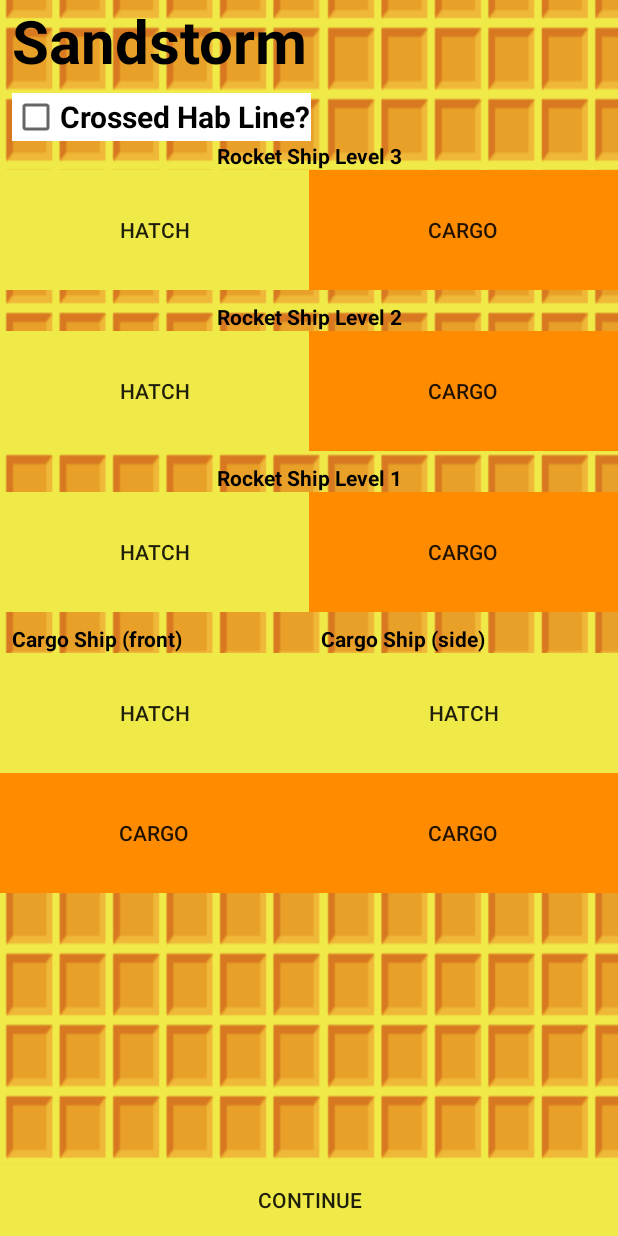
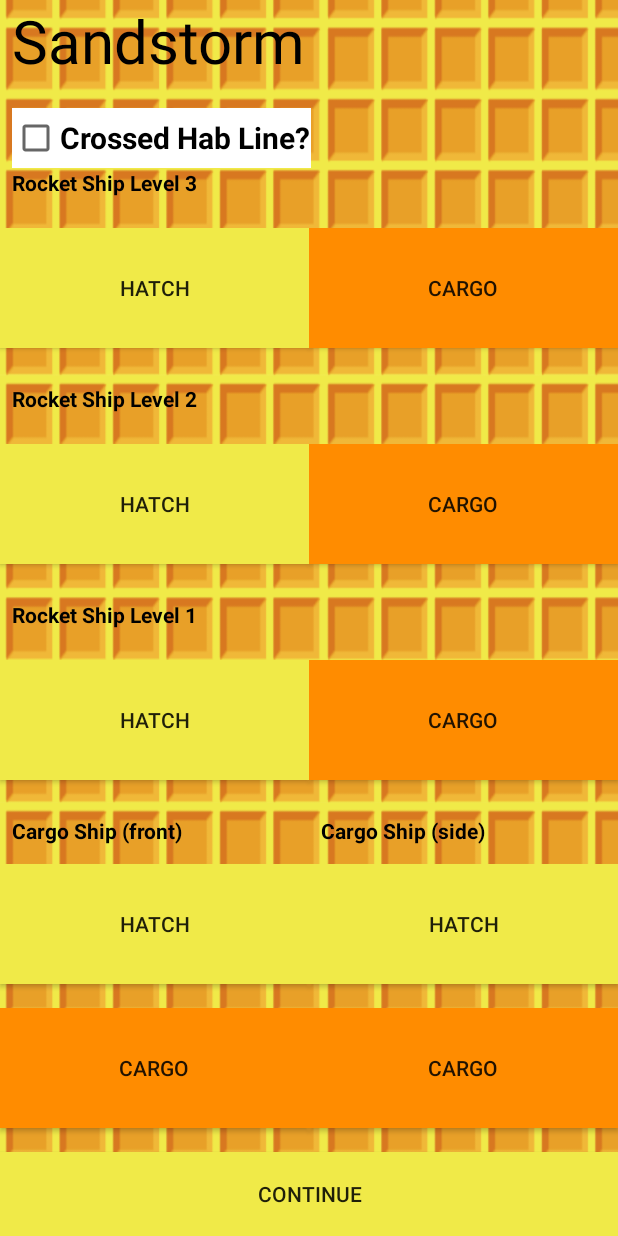
Before and after one commit to FRC-4476-WAFFLES/ScoutingApp, an Android app: the GameId1Autonomous screen opened directly, with no data from a screen before it, on a phone screen of 412 x 824 dp. Run offline under Robolectric (Android 15) with nearby library versions, the phone set to English and light mode, and no system bars.

Commit message:
Java code for sandstorm screen

```diff
--- a/app/src/main/java/com/wcr/wafflesscoutingapp/GameId1/GameId1Autonomous.java
+++ b/app/src/main/java/com/wcr/wafflesscoutingapp/GameId1/GameId1Autonomous.java
@@ -2,15 +2,257 @@ package com.wcr.wafflesscoutingapp.GameId1;
 
 import androidx.appcompat.app.AppCompatActivity;
 
+import android.content.Intent;
+import android.graphics.Typeface;
 import android.os.Bundle;
+import android.view.View;
+import android.widget.Button;
+import android.widget.CheckBox;
+import android.widget.EditText;
+import android.widget.TextView;
+import android.widget.Toast;
 
+import com.wcr.wafflesscoutingapp.GlobalData;
 import com.wcr.wafflesscoutingapp.R;
 
 public class GameId1Autonomous extends AppCompatActivity {
+    Typeface CooperBlack;
+    String HasCrossedHabLine = "";
+    String RocketShipLevel1Hatch = "";
+    String RocketShipLevel2Hatch = "";
+    String RocketShipLevel3Hatch = "";
+    String RocketShipLevel1Cargo = "";
+    String RocketShipLevel2Cargo = "";
+    String RocketShipLevel3Cargo = "";
+    String CargoShipFrontHatch = "";
+    String CargoShipFrontCargo = "";
+    String CargoShipSideHatch = "";
+    String CargoShipSideCargo = "";
 
     @Override
     protected void onCreate(Bundle savedInstanceState) {
         super.onCreate(savedInstanceState);
         setContentView(R.layout.activity_game_id1_autonomous);
+
+        //global data import
+        final GlobalData app_data = (GlobalData)getApplicationContext();
+
+        //title
+        TextView titleTextView = (TextView)findViewById(R.id.titleTextView);
+        titleTextView.setTypeface(CooperBlack);
+
+        // Hab line check box
+        HasCrossedHabLine = "False";
+        final CheckBox crossedHabLine = (CheckBox) findViewById(R.id.crossedHabLineCheckBox);
+        if(crossedHabLine.isChecked()) {
+            HasCrossedHabLine = "True";
+        }
+
+        //Rocket ship Hatches
+        {
+            final Button rocketHatch1 = (Button) findViewById(R.id.Rocket1HatchButton);
+            rocketHatch1.setOnClickListener(new View.OnClickListener() {
+                @Override
+                public void onClick(View view) {
+                    if (RocketShipLevel1Hatch == "") {
+                        RocketShipLevel1Hatch = "o";
+                        rocketHatch1.setBackgroundColor(getResources().getColor(R.color.green));
+                    } else if (RocketShipLevel1Hatch == "o") {
+                        RocketShipLevel1Hatch = "x";
+                        rocketHatch1.setBackgroundColor(getResources().getColor(R.color.red));
+                    } else {
+                        RocketShipLevel1Hatch = "";
+                        rocketHatch1.setBackgroundColor(getResources().getColor(R.color.wafflesYellow));
+                    }
+                }
+            });
+        }//Rocket ship Level 1
+
+        {
+            final Button rocketHatch2 = (Button) findViewById(R.id.Rocket2HatchButton);
+            rocketHatch2.setOnClickListener(new View.OnClickListener() {
+                @Override
+                public void onClick(View view) {
+                    if (RocketShipLevel2Hatch == "") {
+                        RocketShipLevel2Hatch = "o";
+                        rocketHatch2.setBackgroundColor(getResources().getColor(R.color.green));
+                    } else if (RocketShipLevel2Hatch == "o") {
+                        RocketShipLevel2Hatch = "x";
+                        rocketHatch2.setBackgroundColor(getResources().getColor(R.color.red));
+                    } else {
+                        RocketShipLevel2Hatch = "";
+                        rocketHatch2.setBackgroundColor(getResources().getColor(R.color.wafflesYellow));
+                    }
+                }
+            });
+        }//Rocket ship Level 2
+
+        {
+            final Button rocketHatch3 = (Button) findViewById(R.id.Rocket3HatchButton);
+            rocketHatch3.setOnClickListener(new View.OnClickListener() {
+                @Override
+                public void onClick(View view) {
+                    if (RocketShipLevel3Hatch == "") {
+                        RocketShipLevel3Hatch = "o";
+                        rocketHatch3.setBackgroundColor(getResources().getColor(R.color.green));
+                    } else if (RocketShipLevel3Hatch == "o") {
+                        RocketShipLevel3Hatch = "x";
+                        rocketHatch3.setBackgroundColor(getResources().getColor(R.color.red));
+                    } else {
+                        RocketShipLevel3Hatch = "";
+                        rocketHatch3.setBackgroundColor(getResources().getColor(R.color.wafflesYellow));
+                    }
+                }
+            });
+        }//Rocket ship Level 3
+
+        //Rocket ship Cargo
+        {
+            final Button rocketCargo1 = (Button) findViewById(R.id.Rocket1CargoButton);
+            rocketCargo1.setOnClickListener(new View.OnClickListener() {
+                @Override
+                public void onClick(View view) {
+                    if (RocketShipLevel1Cargo == "") {
+                        RocketShipLevel1Cargo = "o";
+                        rocketCargo1.setBackgroundColor(getResources().getColor(R.color.green));
+                    } else if (RocketShipLevel1Cargo == "o") {
+                        RocketShipLevel1Cargo = "x";
+                        rocketCargo1.setBackgroundColor(getResources().getColor(R.color.red));
+                    } else {
+                        RocketShipLevel1Cargo = "";
+                        rocketCargo1.setBackgroundColor(getResources().getColor(R.color.ballOrange));
+                    }
+                }
+            });
+        }//Rocket ship Level 1
+
+        {
+            final Button rocketCargo2 = (Button) findViewById(R.id.Rocket2CargoButton);
+            rocketCargo2.setOnClickListener(new View.OnClickListener() {
+                @Override
+                public void onClick(View view) {
+                    if (RocketShipLevel2Cargo == "") {
+                        RocketShipLevel2Cargo = "o";
+                        rocketCargo2.setBackgroundColor(getResources().getColor(R.color.green));
+                    } else if (RocketShipLevel2Cargo == "o") {
+                        RocketShipLevel2Cargo = "x";
+                        rocketCargo2.setBackgroundColor(getResources().getColor(R.color.red));
+                    } else {
+                        RocketShipLevel2Cargo = "";
+                        rocketCargo2.setBackgroundColor(getResources().getColor(R.color.ballOrange));
+                    }
+                }
+            });
+        }//Rocket ship Level 2
+
+        {
+            final Button rocketCargo3 = (Button) findViewById(R.id.Rocket3CargoButton);
+            rocketCargo3.setOnClickListener(new View.OnClickListener() {
+                @Override
+                public void onClick(View view) {
+                    if (RocketShipLevel3Cargo == "") {
+                        RocketShipLevel3Cargo = "o";
+                        rocketCargo3.setBackgroundColor(getResources().getColor(R.color.green));
+                    } else if (RocketShipLevel3Cargo == "o") {
+                        RocketShipLevel3Cargo = "x";
+                        rocketCargo3.setBackgroundColor(getResources().getColor(R.color.red));
+                    } else {
+                        RocketShipLevel3Cargo = "";
+                        rocketCargo3.setBackgroundColor(getResources().getColor(R.color.ballOrange));
+                    }
+                }
+            });
+        }//Rocket ship Level 3
+
+        //Cargo Ship Front
+        {
+            final Button hatchFront = (Button) findViewById(R.id.hatchFrontButton);
+            hatchFront.setOnClickListener(new View.OnClickListener() {
+                @Override
+                public void onClick(View view) {
+                    if (CargoShipFrontHatch == "") {
+                        CargoShipFrontHatch = "o";
+                        hatchFront.setBackgroundColor(getResources().getColor(R.color.green));
+                    } else if (CargoShipFrontHatch == "o") {
+                        CargoShipFrontHatch = "x";
+                        hatchFront.setBackgroundColor(getResources().getColor(R.color.red));
+                    } else {
+                        CargoShipFrontHatch = "";
+                        hatchFront.setBackgroundColor(getResources().getColor(R.color.wafflesYellow));
+                    }
+                }
+            });
+        }//front hatch
+
+        {
+            final Button cargoFront = (Button) findViewById(R.id.cargoFrontButton);
+            cargoFront.setOnClickListener(new View.OnClickListener() {
+                @Override
+                public void onClick(View view) {
+                    if (CargoShipFrontCargo == "") {
+                        CargoShipFrontCargo = "o";
+                        cargoFront.setBackgroundColor(getResources().getColor(R.color.green));
+                    } else if (CargoShipFrontCargo == "o") {
+                        CargoShipFrontCargo = "x";
+                        cargoFront.setBackgroundColor(getResources().getColor(R.color.red));
+                    } else {
+                        CargoShipFrontCargo = "";
+                        cargoFront.setBackgroundColor(getResources().getColor(R.color.ballOrange));
+                    }
+                }
+            });
+        }//front cargo
+
+        //Cargo Ship Side
+        {
+            final Button hatchSide = (Button) findViewById(R.id.hatchSideButton);
+            hatchSide.setOnClickListener(new View.OnClickListener() {
+                @Override
+                public void onClick(View view) {
+                    if (CargoShipSideHatch == "") {
+                        CargoShipSideHatch = "o";
+                        hatchSide.setBackgroundColor(getResources().getColor(R.color.green));
+                    } else if (CargoShipSideHatch == "o") {
+                        CargoShipSideHatch = "x";
+                        hatchSide.setBackgroundColor(getResources().getColor(R.color.red));
+                    } else {
+                        CargoShipSideHatch = "";
+                        hatchSide.setBackgroundColor(getResources().getColor(R.color.wafflesYellow));
+                    }
+                }
+            });
+        }//front hatch
+
+        {
+            final Button cargoSide = (Button) findViewById(R.id.cargoSideButton);
+            cargoSide.setOnClickListener(new View.OnClickListener() {
+                @Override
+                public void onClick(View view) {
+                    if (CargoShipSideCargo == "") {
+                        CargoShipSideCargo = "o";
+                        cargoSide.setBackgroundColor(getResources().getColor(R.color.green));
+                    } else if (CargoShipSideCargo == "o") {
+                        CargoShipSideCargo = "x";
+                        cargoSide.setBackgroundColor(getResources().getColor(R.color.red));
+                    } else {
+                        CargoShipSideCargo = "";
+                        cargoSide.setBackgroundColor(getResources().getColor(R.color.ballOrange));
+                    }
+                }
+            });
+        }//front cargo
+
+        //Continue Button
+        Button continueButton = (Button)findViewById(R.id.continueToTeleopButton);
+        continueButton.setOnClickListener(new View.OnClickListener() {
+            @Override
+            public void onClick(View view) {
+                //make sure to pass on the data.
+                app_data.setGame_state(getString(R.string.teleop));
+                Intent startIntent = new Intent(getApplicationContext(), GameId1.class);
+                startActivity(startIntent);
+            }
+        });
+
     }
 }
--- a/app/src/main/res/layout/activity_game_id1_autonomous.xml
+++ b/app/src/main/res/layout/activity_game_id1_autonomous.xml
@@ -7,10 +7,15 @@
     android:background="@drawable/waffle_background1280x1920_96dpi"
     tools:context=".GameId1.GameId1Autonomous">
 
+    <LinearLayout
+        android:layout_width="match_parent"
+        android:layout_height="match_parent"
+        android:orientation="vertical">
         <TextView
             android:id="@+id/titleTextView"
             android:layout_width="match_parent"
-        android:layout_height="wrap_content"
+            android:layout_height="0dp"
+            android:layout_weight="0.08"
             android:layout_marginStart="8dp"
             android:layout_marginEnd="8dp"
             android:text="@string/midgame_1_title"
@@ -25,7 +30,8 @@
         <CheckBox
             android:id="@+id/crossedHabLineCheckBox"
             android:layout_width="wrap_content"
-        android:layout_height="wrap_content"
+            android:layout_height="0dp"
+            android:layout_weight="0.05"
             android:layout_marginStart="8dp"
             android:layout_marginTop="8dp"
             android:background="@android:color/white"
@@ -35,26 +41,12 @@
             app:layout_constraintStart_toStartOf="parent"
             app:layout_constraintTop_toBottomOf="@+id/titleTextView" />
 
-
-
-    <Button
-        android:id="@+id/continueToTeleopButton"
-        android:layout_width="match_parent"
-        android:layout_height="wrap_content"
-        android:layout_marginStart="0dp"
-        android:layout_marginEnd="0dp"
-        android:layout_marginBottom="0dp"
-        android:text="Continue"
-        android:background="@color/wafflesYellow"
-        app:layout_constraintBottom_toBottomOf="parent"
-        app:layout_constraintEnd_toEndOf="parent"
-        app:layout_constraintStart_toStartOf="parent" />
-
         <!--Rocket Ship Level 3-->
         <TextView
             android:id="@+id/Rocket3TextView"
             android:layout_width="wrap_content"
-        android:layout_height="wrap_content"
+            android:layout_height="0dp"
+            android:layout_weight="0.05"
             android:layout_marginStart="8dp"
             android:layout_marginEnd="8dp"
             android:text="Rocket Ship Level 3"
@@ -67,7 +59,8 @@
         <LinearLayout
             android:id="@+id/linearLayout3"
             android:layout_width="match_parent"
-        android:layout_height="wrap_content"
+            android:layout_height="0dp"
+            android:layout_weight="0.12"
             app:layout_constraintTop_toBottomOf="@+id/Rocket3TextView">
 
             <Button
@@ -94,7 +87,8 @@
         <TextView
             android:id="@+id/Rocket2TextView"
             android:layout_width="wrap_content"
-        android:layout_height="wrap_content"
+            android:layout_height="0dp"
+            android:layout_weight="0.05"
             android:layout_marginStart="8dp"
             android:layout_marginTop="8dp"
             android:layout_marginEnd="8dp"
@@ -108,7 +102,8 @@
         <LinearLayout
             android:id="@+id/linearLayout4"
             android:layout_width="match_parent"
-        android:layout_height="wrap_content"
+            android:layout_height="0dp"
+            android:layout_weight="0.12"
             app:layout_constraintTop_toBottomOf="@+id/Rocket2TextView">
 
             <Button
@@ -136,7 +131,8 @@
         <TextView
             android:id="@+id/Rocket1TextView"
             android:layout_width="wrap_content"
-        android:layout_height="wrap_content"
+            android:layout_height="0dp"
+            android:layout_weight="0.05"
             android:layout_marginStart="8dp"
             android:layout_marginTop="8dp"
             android:layout_marginEnd="8dp"
@@ -150,7 +146,8 @@
         <LinearLayout
             android:id="@+id/linearLayout5"
             android:layout_width="match_parent"
-        android:layout_height="wrap_content"
+            android:layout_height="0dp"
+            android:layout_weight="0.12"
             app:layout_constraintTop_toBottomOf="@+id/Rocket1TextView">
 
             <Button
@@ -179,7 +176,8 @@
         <LinearLayout
             android:id="@+id/linearLayout9"
             android:layout_width="match_parent"
-        android:layout_height="wrap_content"
+            android:layout_height="0dp"
+            android:layout_weight="0.05"
             app:layout_constraintTop_toBottomOf="@+id/linearLayout5">
 
             <TextView
@@ -216,7 +214,8 @@
         <LinearLayout
             android:id="@+id/linearLayout6"
             android:layout_width="match_parent"
-        android:layout_height="wrap_content"
+            android:layout_height="0dp"
+            android:layout_weight="0.12"
             app:layout_constraintTop_toBottomOf="@+id/linearLayout9">
 
             <Button
@@ -244,7 +243,8 @@
         <LinearLayout
             android:id="@+id/linearLayout7"
             android:layout_width="match_parent"
-        android:layout_height="wrap_content"
+            android:layout_height="0dp"
+            android:layout_weight="0.12"
             app:layout_constraintTop_toBottomOf="@+id/linearLayout6">
 
             <Button
@@ -269,6 +269,18 @@
 
         </LinearLayout>
 
-
-
+        <Button
+            android:id="@+id/continueToTeleopButton"
+            android:layout_width="match_parent"
+            android:layout_height="0dp"
+            android:layout_weight="0.07"
+            android:layout_marginStart="0dp"
+            android:layout_marginEnd="0dp"
+            android:layout_marginBottom="0dp"
+            android:text="Continue"
+            android:background="@color/wafflesYellow"
+            app:layout_constraintBottom_toBottomOf="parent"
+            app:layout_constraintEnd_toEndOf="parent"
+            app:layout_constraintStart_toStartOf="parent" />
+    </LinearLayout>
 </androidx.constraintlayout.widget.ConstraintLayout>
--- a/app/src/main/res/layout/activity_game_id1_before.xml
+++ b/app/src/main/res/layout/activity_game_id1_before.xml
@@ -22,7 +22,7 @@
             android:layout_marginBottom="8dp"
             android:layout_marginEnd="8dp"
             android:text="@string/pregame_title"
-            android:textSize="38dp"
+            android:textSize="34dp"
             android:textStyle="bold"
             android:textColor="@android:color/black"
             app:layout_constraintEnd_toEndOf="parent"
--- a/app/src/main/res/layout/activity_scout_data.xml
+++ b/app/src/main/res/layout/activity_scout_data.xml
@@ -80,7 +80,7 @@
             android:layout_height="wrap_content"
             android:text="Continue"
             android:layout_marginBottom="16dp"
-            android:layout_marginLeft="308dp"
+            android:layout_marginLeft="280dp"
             android:background="@color/wafflesYellow"/>
 
     </LinearLayout>
--- a/app/src/main/res/values/colors.xml
+++ b/app/src/main/res/values/colors.xml
@@ -8,4 +8,5 @@
     <color name="red">#ED3524</color>
     <color name="ballOrange">#FF8C00</color>
     <color name="grey">#b6b8b6</color>
+    <color name="green">#00FF00</color>
 </resources>
```
Lines whose indentation alone changed are shown as unchanged.
